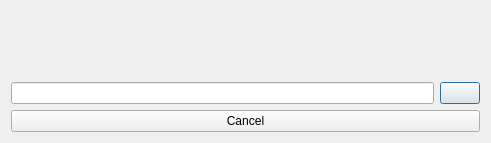
Before: the Qt Designer form launcher/ui/dialogs/MSALoginDialog.ui in FreesmTeam/FreesmLauncher, drawn with Qt 5.
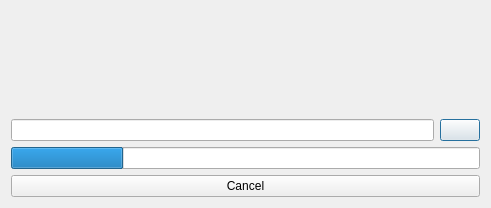
After: the same form once the commit is applied. Icons and pictures are not drawn.

The edit to the form file:
```diff
--- a/launcher/ui/dialogs/MSALoginDialog.ui
+++ b/launcher/ui/dialogs/MSALoginDialog.ui
@@ -7,11 +7,11 @@
     <x>0</x>
     <y>0</y>
     <width>491</width>
-    <height>143</height>
+    <height>208</height>
    </rect>
   </property>
   <property name="sizePolicy">
-   <sizepolicy hsizetype="Fixed" vsizetype="Fixed">
+   <sizepolicy hsizetype="Fixed" vsizetype="MinimumExpanding">
     <horstretch>0</horstretch>
     <verstretch>0</verstretch>
    </sizepolicy>
@@ -22,12 +22,27 @@
   <layout class="QVBoxLayout" name="verticalLayout">
    <item>
     <widget class="QLabel" name="message">
+     <property name="sizePolicy">
+      <sizepolicy hsizetype="Minimum" vsizetype="Expanding">
+       <horstretch>0</horstretch>
+       <verstretch>0</verstretch>
+      </sizepolicy>
+     </property>
+     <property name="maximumSize">
+      <size>
+       <width>500</width>
+       <height>500</height>
+      </size>
+     </property>
      <property name="text">
       <string notr="true"/>
      </property>
      <property name="textFormat">
       <enum>Qt::RichText</enum>
      </property>
+     <property name="wordWrap">
+      <bool>true</bool>
+     </property>
      <property name="openExternalLinks">
       <bool>true</bool>
      </property>
@@ -57,6 +72,16 @@
      </item>
     </layout>
    </item>
+   <item>
+    <widget class="QProgressBar" name="progressBar">
+     <property name="value">
+      <number>24</number>
+     </property>
+     <property name="textVisible">
+      <bool>false</bool>
+     </property>
+    </widget>
+   </item>
    <item>
     <widget class="QPushButton" name="cancel">
      <property name="text">
```
Left out of the diff: 3 changed lines with no effect on the pictures.
